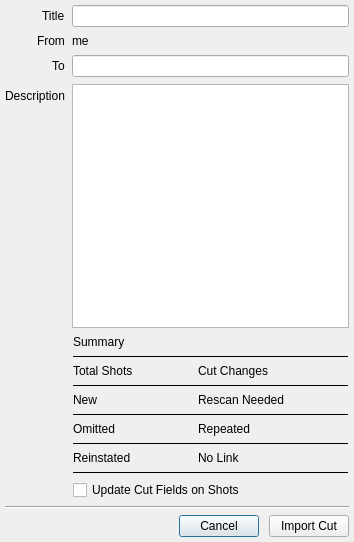
The window that resources/submit_dialog.ui (shotgunsoftware/tk-multi-importcut) describes before a commit, drawn with Qt 5.
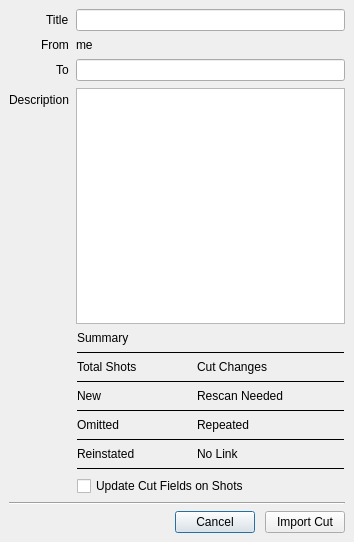
The same window after the commit.

Commit message: Additional styling and layout tweaks.

```diff
--- a/resources/submit_dialog.ui
+++ b/resources/submit_dialog.ui
@@ -18,7 +18,7 @@
   </property>
   <layout class="QVBoxLayout" name="verticalLayout">
    <property name="margin">
-    <number>5</number>
+    <number>9</number>
    </property>
    <item>
     <spacer name="horizontalSpacer">
```
The commit also changes 5 other files.
